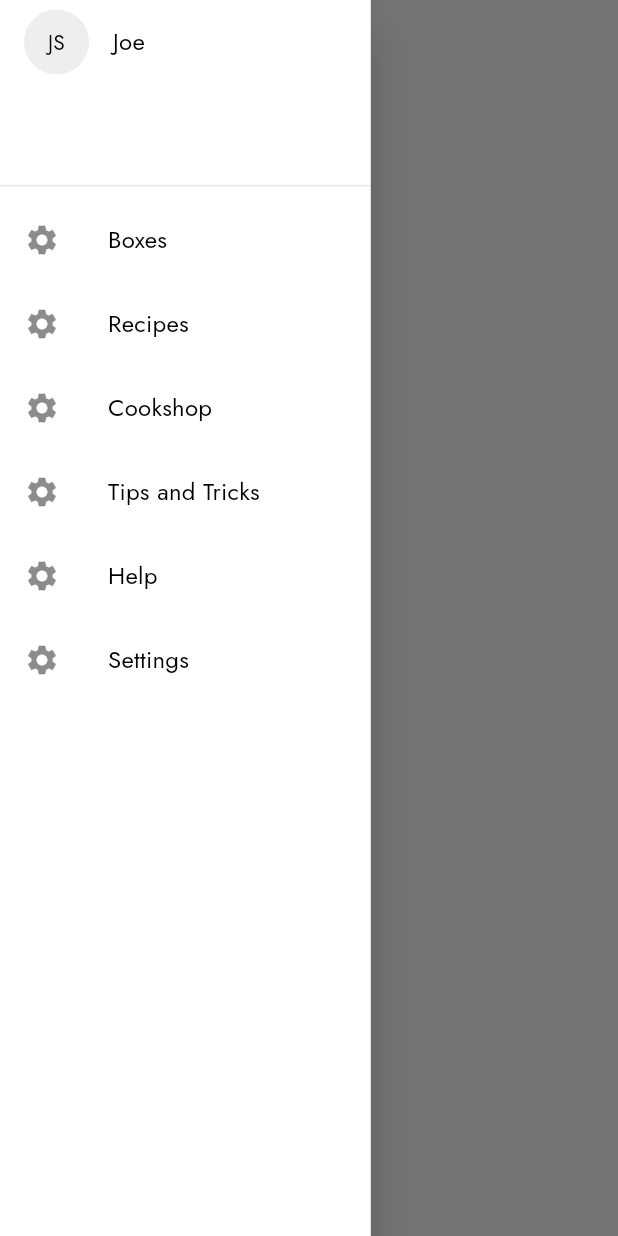
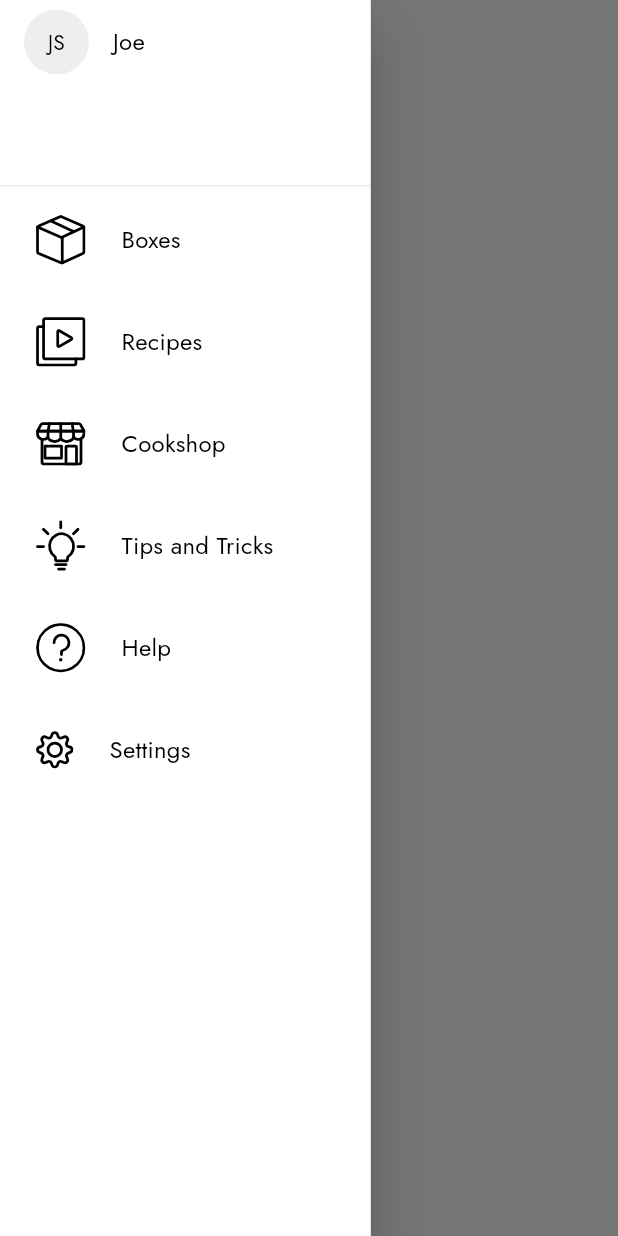
Before and after one commit to Rb2030/Crokett, a Flutter app: the screen it shows after launch, with the side drawer open, on a phone screen of 412 x 824 dp. Run offline on Flutter 3.47's test engine with Material 2 defaults, Android fonts, the light colour scheme and no system bars; our stand-ins replace dartz, equatable, firebase_core, flutter_svg, get_it, hive and 1 more; missing offline and left inert: cloud_firestore_web, firebase_analytics_web, firebase_auth_web, firebase_core_web, google_sign_in_web; accounts and stored records are empty.

Commit message:
Change constants to Images & Sounds, change icon to icons in the cookshop logo to make it work

```diff
--- /dev/null
+++ b/lib/core/global/asset_names.dart/images_and_sounds.dart.dart
@@ -0,0 +1,44 @@
+import 'package:flutter/material.dart';
+
+class Images extends InheritedWidget {
+  static Images? of(BuildContext context) => context.dependOnInheritedWidgetOfExactType<Images>();
+
+  Images({Widget? child, Key? key}) : super(key: key, child: child!);
+
+  // Images
+
+  static const String imageCrokettLogo = 'assets/images/logo.svg';
+  static const String imageHobPower1 = 'assets/images/power_1.png';
+  static const String imageHobPower2 = 'assets/images/power_2.png';
+  static const String imageBoxes = 'assets/images/icon-boxes.svg';
+  static const String imageCookshop = 'assets/images/icons-cookshop.svg';
+  static const String imageEdit = 'assets/images/icon-edit.svg';
+  static const String imageHelp = 'assets/images/icon-help.svg';
+  static const String imageleg = 'assets/images/icon-leg.svg';
+  static const String imagelgBox = 'assets/images/icon-lg-box.svg';
+  static const String imagelgSummary = 'assets/images/icon-lg-summary.svg';
+  static const String imageRecipes = 'assets/images/icon-recipes.svg';
+  static const String imageSettings = 'assets/images/icon-settings.svg';
+  static const String imageSMHelp = 'assets/images/icon-sm-help.svg';
+  static const String imageTipsAndTricks = 'assets/images/icon-tips-tricks.svg';
+  static const String imageIllustrationNoOrders = 'assets/images/illustration-no-orders.svg';
+  static const String imageJ = 'assets/images/j.svg';
+  static const String imageR = 'assets/images/r.svg';
+
+
+  @override
+  bool updateShouldNotify(Images oldWidget) => false;
+}
+
+class Sounds extends InheritedWidget {
+  static Sounds? of(BuildContext context) => context.dependOnInheritedWidgetOfExactType<Sounds>();
+
+  Sounds({Widget? child, Key? key}) : super(key: key, child: child!);
+
+  // Sounds
+
+  static const String soundHobClick = 'click_click_click.mp3';
+
+  @override
+  bool updateShouldNotify(Sounds oldWidget) => false;
+}
--- a/lib/core/global/constants/constants.dart
+++ b/lib/core/global/constants/constants.dart
@@ -61,15 +61,6 @@ class Constants extends InheritedWidget {
   static const String hiveShowOnboarding = 'show_on_boarding';
   static const String hiveUserToken = 'hive_user_token';
 
-// Images
-
-  static const String imageHobPower1 = 'assets/images/power_1.png';
-  static const String imageHobPower2 = 'assets/images/power_2.png';
-
-// Sounds
-
-  static const String soundHobClick = 'click_click_click.mp3';
-
   @override
   bool updateShouldNotify(Constants oldWidget) => false;
 }
--- a/lib/features/splash_screen/presentation/page_structures/splash_page.dart
+++ b/lib/features/splash_screen/presentation/page_structures/splash_page.dart
@@ -1,5 +1,6 @@
 import 'dart:async';
 // import 'package:audioplayers/audio_cache.dart';
+import 'package:crokett/core/global/asset_names.dart/images_and_sounds.dart.dart';
 import 'package:crokett/core/global/colors/custom_colours.dart';
 import 'package:crokett/core/global/constants/constants.dart';
 import 'package:crokett/core/global/helpers/responsive_screen_helper.dart';
@@ -70,7 +71,7 @@ class _SplashPageState extends State<SplashPage> with TickerProviderStateMixin {
     bouncingAnimationController.forward().then((value) {
       responsiveBoxSize = 5.5;
       setState(() {});
-   //   player.play(Constants.soundHobClick);
+   //   player.play(Sounds.soundHobClick);
       Future<void>.delayed(const Duration(milliseconds: 600), () {
         spinAnimationController1.forward(from: 0).then((value) {
           setState(() {
@@ -139,7 +140,7 @@ class _SplashPageState extends State<SplashPage> with TickerProviderStateMixin {
                               child: RotationTransition(
                                 turns: Tween(begin: 0.0, end: 0.4)
                                     .animate(spinAnimationController1),
-                                child: Image.asset(Constants.imageHobPower1),
+                                child: Image.asset(Images.imageHobPower1),
                               ),
                             ),
                           ),
@@ -152,7 +153,7 @@ class _SplashPageState extends State<SplashPage> with TickerProviderStateMixin {
                               child: RotationTransition(
                                 turns: Tween(begin: 0.4, end: 0.1)
                                     .animate(spinAnimationController2),
-                                child: Image.asset(Constants.imageHobPower2),
+                                child: Image.asset(Images.imageHobPower2),
                               ),
                             ),
                           ),
--- a/lib/routes/app_shell.dart
+++ b/lib/routes/app_shell.dart
@@ -1,16 +1,12 @@
-import 'package:bouncing_widget/bouncing_widget.dart';
-import 'package:crokett/core/global/colors/custom_colours.dart';
+import 'package:crokett/core/global/asset_names.dart/images_and_sounds.dart.dart';
 import 'package:crokett/core/global/constants/constants.dart';
-import 'package:crokett/core/global/helpers/button_delay_helper.dart';
 import 'package:crokett/core/global/helpers/responsive_screen_helper.dart';
 import 'package:crokett/core/global/helpers/ui_helper.dart';
-import 'package:crokett/features/cookshop/page_structures/cookshop_page.dart';
 import 'package:crokett/routes/app_state.dart';
 import 'package:crokett/routes/inner_router_delegate.dart';
 import 'package:crokett/routes/route_path.dart';
-import 'package:flutter/gestures.dart';
 import 'package:flutter/material.dart';
-import 'package:font_awesome_flutter/font_awesome_flutter.dart';
+import 'package:flutter_svg/svg.dart';
 
 class AppShell extends StatefulWidget {
   AppState appState;
@@ -105,42 +101,71 @@ class _AppShellState extends State<AppShell> {
                   ),
                 ),
                 ListTile(
-                  leading: Icon(Icons.settings),
+                  leading: Padding(
+                    padding: const EdgeInsets.all(
+                        UIHelper.paddingBetweenElements / 3),
+                    child: SvgPicture.asset(Images.imageBoxes),
+                  ),
                   title: Text(Constants.boxes),
                   onTap: () {
                     appState.selectedMenuItem = MenuItem(Boxes);
                   },
                 ),
+                const SizedBox(height: UIHelper.paddingBetweenElements / 2),
                 ListTile(
-                  leading: Icon(Icons.settings),
+                  leading: Padding(
+                    padding: const EdgeInsets.all(
+                        UIHelper.paddingBetweenElements / 3),
+                    child: SvgPicture.asset(Images.imageRecipes),
+                  ),
                   title: Text(Constants.recipes),
                   onTap: () {
                     appState.selectedMenuItem = MenuItem(Recipes);
                   },
                 ),
+                const SizedBox(height: UIHelper.paddingBetweenElements / 2),
                 ListTile(
-                  leading: Icon(Icons.settings),
+                  leading: Padding(
+                    padding: const EdgeInsets.all(
+                        UIHelper.paddingBetweenElements / 3),
+                    child: SvgPicture.asset(Images.imageCookshop),
+                  ),
                   title: Text(Constants.cookshop),
                   onTap: () {
                     appState.selectedMenuItem = MenuItem(Cookshop);
                   },
                 ),
+                const SizedBox(height: UIHelper.paddingBetweenElements / 2),
                 ListTile(
-                  leading: Icon(Icons.settings),
+                  leading: Padding(
+                    padding: const EdgeInsets.all(
+                        UIHelper.paddingBetweenElements / 3),
+                    child: SvgPicture.asset(Images.imageTipsAndTricks),
+                  ),
                   title: Text(Constants.tipsAndTricks),
                   onTap: () {
                     appState.selectedMenuItem = MenuItem(TipsAndTricks);
                   },
                 ),
+                const SizedBox(height: UIHelper.paddingBetweenElements / 2),
                 ListTile(
-                  leading: Icon(Icons.settings),
+                  leading: Padding(
+                    padding: const EdgeInsets.all(
+                        UIHelper.paddingBetweenElements / 3),
+                    child: SvgPicture.asset(Images.imageHelp),
+                  ),
                   title: Text(Constants.help),
                   onTap: () {
                     appState.selectedMenuItem = MenuItem(Help);
                   },
                 ),
+                const SizedBox(height: UIHelper.paddingBetweenElements / 2),
                 ListTile(
-                  leading: Icon(Icons.settings),
+                  leading: Padding(
+                    padding: const EdgeInsets.all(
+                        UIHelper.paddingBetweenElements / 3),
+                    child: SvgPicture.asset(Images.imageSettings),
+                  ),
                   title: Text(Constants.settings),
                   onTap: () {
                     appState.selectedMenuItem = MenuItem(Settings);
--- a/pubspec.yaml
+++ b/pubspec.yaml
@@ -42,7 +42,7 @@ dependencies:
   profanity_filter: ^2.0.0-nullsafety.0
   flutter_native_splash: ^1.1.4+1
   bouncing_widget:
-  font_awesome_flutter: ^9.0.0
+  flutter_svg: ^0.21.0-nullsafety.0
 
 dev_dependencies:
   flutter_test:
```
Also changed, not shown: 1 other file.
